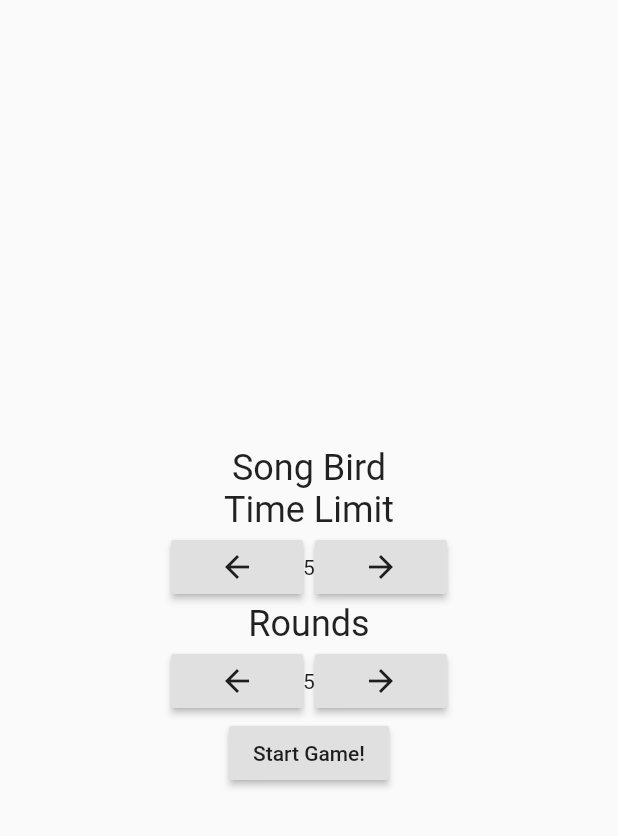
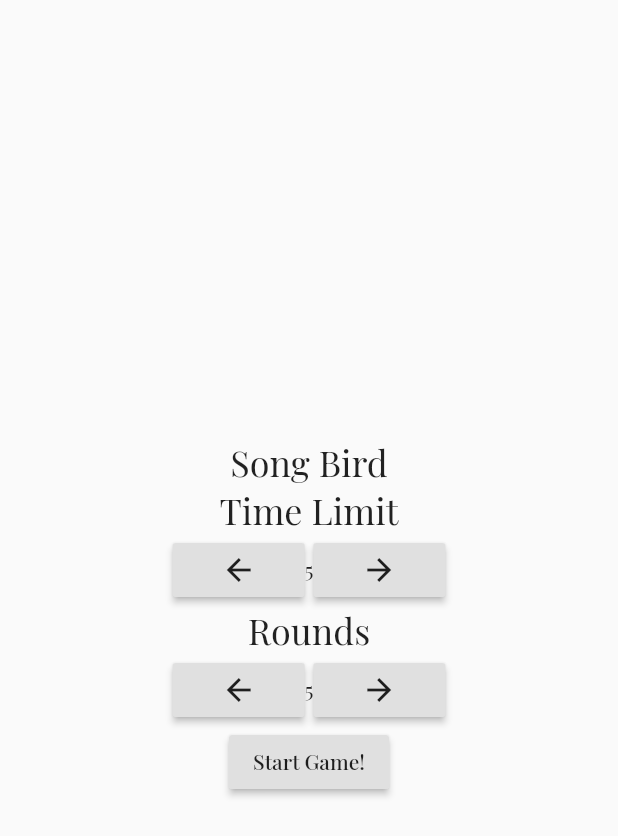
Before and after one commit to wpuerner/songbird, a Flutter app: the screen it shows after launch, on a phone screen of 412 x 824 dp. Shown: the top 836 px of the screen. Run offline on Flutter 3.47's test engine with Material 2 defaults, Android fonts, the light colour scheme and no system bars; missing offline and left inert: global_configuration.

Commit message:
add PlayfairDisplay font family

```diff
--- a/lib/main.dart
+++ b/lib/main.dart
@@ -13,7 +13,7 @@ class Application extends StatelessWidget {
   @override
   Widget build(BuildContext context) {
     return MaterialApp(
-      title: 'Song Association',
+      title: 'Songbird',
       theme: ThemeData(
         // This is the theme of your application.
         //
@@ -25,6 +25,7 @@ class Application extends StatelessWidget {
         // Notice that the counter didn't reset back to zero; the application
         // is not restarted.
         primarySwatch: Colors.red,
+        fontFamily: 'PlayfairDisplay'
       ),
       home: SongAssociationHomePage(),
     );
```
Also changed, not shown: pubspec.yaml (+8 -0 lines).
